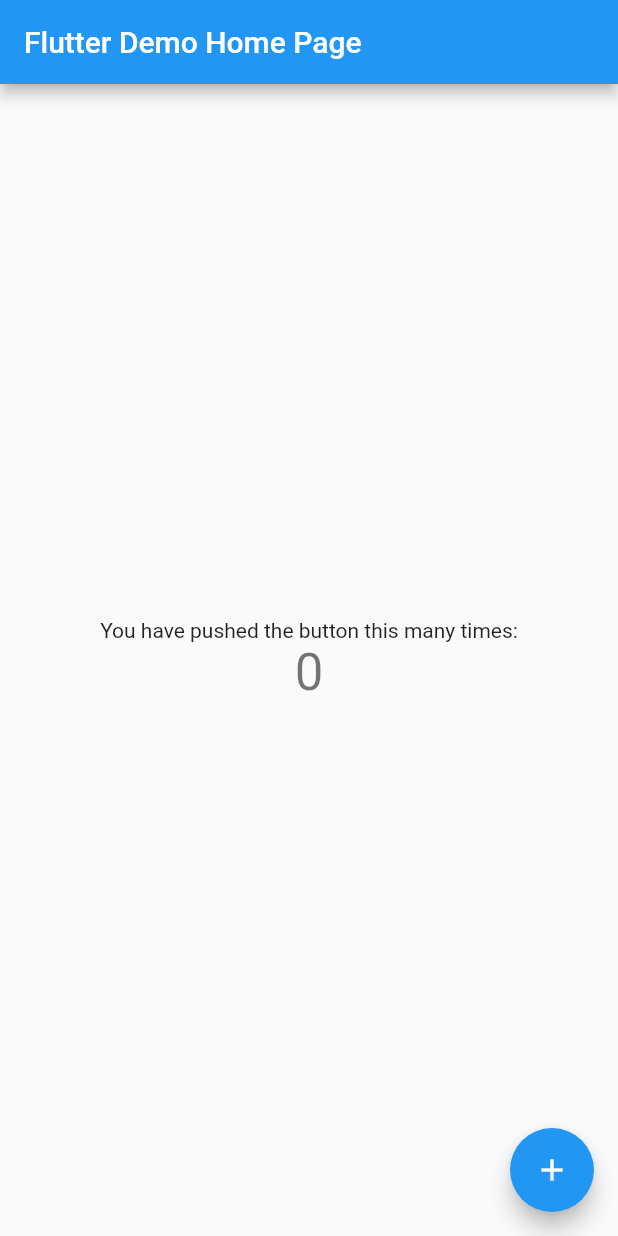
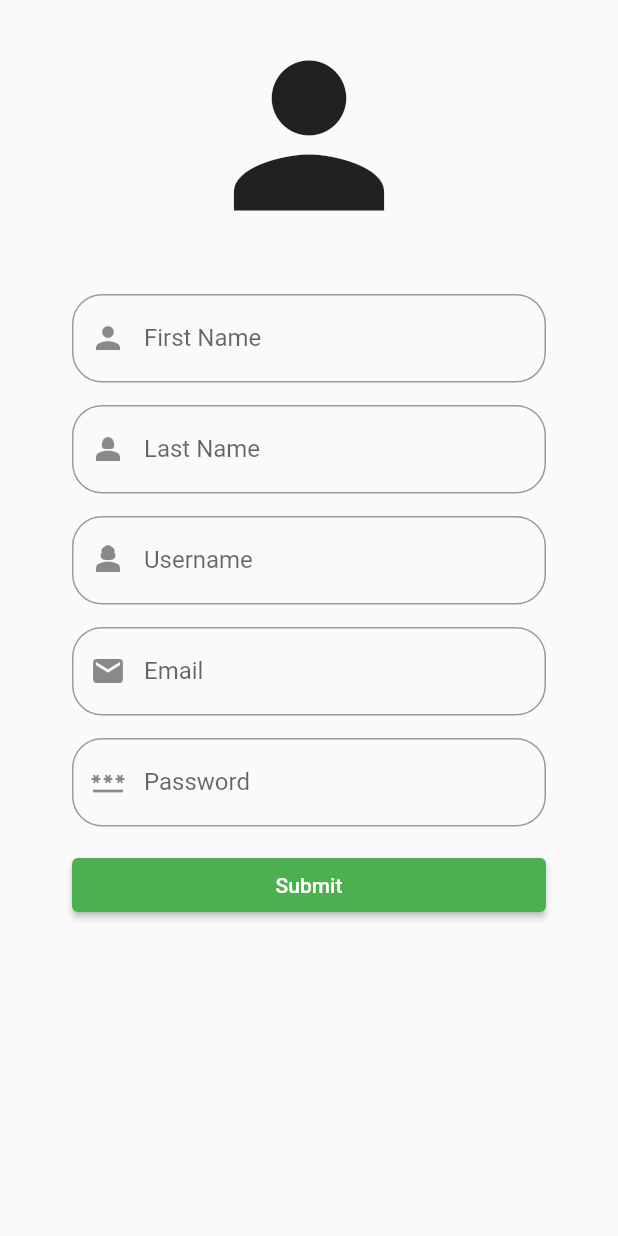
Before and after one commit to ryanpujo/RPChatter, a Flutter app: the screen it shows after launch, on a phone screen of 412 x 824 dp. Run offline on Flutter 3.47's test engine with Material 2 defaults, Android fonts, the phone set to English and light mode, and no system bars; our stand-ins replace bloc, dartz, dio, flutter_bloc, freezed_annotation, get_it.

Commit message:
creating user register form widget and testing user register feature it works fine, well at least for now

```diff
--- /dev/null
+++ b/lib/init.dart
@@ -0,0 +1,16 @@
+import 'package:dio/dio.dart';
+import 'package:get_it/get_it.dart';
+import 'package:ryan_pujo_app/user/infrastructure/datasource/user_remote_datasource.dart';
+import 'package:ryan_pujo_app/user/infrastructure/datasource/user_remote_datasource_contract.dart';
+import 'package:ryan_pujo_app/user/infrastructure/repository/user_repo.dart';
+import 'package:ryan_pujo_app/user/infrastructure/repository/user_repo_contract.dart';
+
+final locator = GetIt.instance;
+void init() {
+  locator.registerLazySingleton<Dio>(() => Dio());
+  locator.registerLazySingleton<UserRemoteDatasourceContract>(
+      () => UserRemoteDatasource(locator()));
+
+  locator.registerLazySingleton<UserRepositoryContract>(
+      () => UserRepo(remmoteDatasource: locator()));
+}
--- a/lib/main.dart
+++ b/lib/main.dart
@@ -1,6 +1,13 @@
 import 'package:flutter/material.dart';
+import 'package:flutter_bloc/flutter_bloc.dart';
+import 'package:ryan_pujo_app/init.dart';
+import 'package:ryan_pujo_app/user/application/bloc/user_bloc_bloc.dart';
+import 'package:ryan_pujo_app/user/infrastructure/repository/user_repo_contract.dart';
+import 'package:ryan_pujo_app/user/presentation/pages/homepage.dart';
 
 void main() {
+  WidgetsFlutterBinding.ensureInitialized();
+  init();
   runApp(const MyApp());
 }
 
@@ -13,103 +20,13 @@
     return MaterialApp(
       title: 'Flutter Demo',
       theme: ThemeData(
-        // This is the theme of your application.
-        //
-        // Try running your application with "flutter run". You'll see the
-        // application has a blue toolbar. Then, without quitting the app, try
-        // changing the primarySwatch below to Colors.green and then invoke
-        // "hot reload" (press "r" in the console where you ran "flutter run",
-        // or simply save your changes to "hot reload" in a Flutter IDE).
-        // Notice that the counter didn't reset back to zero; the application
         // is not restarted.
         primarySwatch: Colors.blue,
       ),
-      home: const MyHomePage(title: 'Flutter Demo Home Page'),
+      home: BlocProvider(
+        create: (context) => UserBlocBloc(locator<UserRepositoryContract>()),
+        child: Homepage(),
+      ),
     );
   }
 }
-
-class MyHomePage extends StatefulWidget {
-  const MyHomePage({super.key, required this.title});
-
-  // This widget is the home page of your application. It is stateful, meaning
-  // that it has a State object (defined below) that contains fields that affect
-  // how it looks.
-
-  // This class is the configuration for the state. It holds the values (in this
-  // case the title) provided by the parent (in this case the App widget) and
-  // used by the build method of the State. Fields in a Widget subclass are
-  // always marked "final".
-
-  final String title;
-
-  @override
-  State<MyHomePage> createState() => _MyHomePageState();
-}
-
-class _MyHomePageState extends State<MyHomePage> {
-  int _counter = 0;
-
-  void _incrementCounter() {
-    setState(() {
-      // This call to setState tells the Flutter framework that something has
-      // changed in this State, which causes it to rerun the build method below
-      // so that the display can reflect the updated values. If we changed
-      // _counter without calling setState(), then the build method would not be
-      // called again, and so nothing would appear to happen.
-      _counter++;
-    });
-  }
-
-  @override
-  Widget build(BuildContext context) {
-    // This method is rerun every time setState is called, for instance as done
-    // by the _incrementCounter method above.
-    //
-    // The Flutter framework has been optimized to make rerunning build methods
-    // fast, so that you can just rebuild anything that needs updating rather
-    // than having to individually change instances of widgets.
-    return Scaffold(
-      appBar: AppBar(
-        // Here we take the value from the MyHomePage object that was created by
-        // the App.build method, and use it to set our appbar title.
-        title: Text(widget.title),
-      ),
-      body: Center(
-        // Center is a layout widget. It takes a single child and positions it
-        // in the middle of the parent.
-        child: Column(
-          // Column is also a layout widget. It takes a list of children and
-          // arranges them vertically. By default, it sizes itself to fit its
-          // children horizontally, and tries to be as tall as its parent.
-          //
-          // Invoke "debug painting" (press "p" in the console, choose the
-          // "Toggle Debug Paint" action from the Flutter Inspector in Android
-          // Studio, or the "Toggle Debug Paint" command in Visual Studio Code)
-          // to see the wireframe for each widget.
-          //
-          // Column has various properties to control how it sizes itself and
-          // how it positions its children. Here we use mainAxisAlignment to
-          // center the children vertically; the main axis here is the vertical
-          // axis because Columns are vertical (the cross axis would be
-          // horizontal).
-          mainAxisAlignment: MainAxisAlignment.center,
-          children: <Widget>[
-            const Text(
-              'You have pushed the button this many times:',
-            ),
-            Text(
-              '$_counter',
-              style: Theme.of(context).textTheme.headlineMedium,
-            ),
-          ],
-        ),
-      ),
-      floatingActionButton: FloatingActionButton(
-        onPressed: _incrementCounter,
-        tooltip: 'Increment',
-        child: const Icon(Icons.add),
-      ), // This trailing comma makes auto-formatting nicer for build methods.
-    );
-  }
-}
--- a/lib/user/application/bloc/user_bloc_bloc.dart
+++ b/lib/user/application/bloc/user_bloc_bloc.dart
@@ -8,15 +8,16 @@
 class UserBlocBloc extends Bloc<UserBlocEvent, UserBlocState> {
   UserBlocBloc(this.repository)
       : super(const UserBlocState.initialState(user: null, users: [])) {
-    on<UserBlocEvent>((event, emit) {
-      event.map(
-        register: (event) async => _registerUser(event, emit),
+    on<UserBlocEvent>((event, emit) async {
+      await event.map(
+        register: (event) async => await _registerUser(event, emit),
       );
     });
   }
   final UserRepositoryContract repository;
 
-  void _registerUser(RegisterEvent event, Emitter<UserBlocState> emit) async {
+  Future<void> _registerUser(
+      RegisterEvent event, Emitter<UserBlocState> emit) async {
     emit(UserBlocState.loadingState(user: state.user, users: state.users));
     final failureOrSuccess =
         await repository.registerUser(UserDto.fromDomain(event.user));
--- a/lib/user/application/bloc/user_bloc_state.dart
+++ b/lib/user/application/bloc/user_bloc_state.dart
@@ -6,9 +6,6 @@
 
 @freezed
 class UserBlocState with _$UserBlocState {
-  const UserBlocState._();
-  const factory UserBlocState({User? user, required List<User> users}) =
-      _UserBlocState;
   const factory UserBlocState.initialState(
       {User? user, required List<User> users}) = InitialState;
   const factory UserBlocState.loadingState(
--- a/lib/user/domain/user.dart
+++ b/lib/user/domain/user.dart
@@ -4,6 +4,7 @@
 
 @freezed
 class User with _$User {
+  const User._();
   const factory User({
     required String fName,
     required String lName,
--- a/lib/user/infrastructure/datasource/user_remote_datasource.dart
+++ b/lib/user/infrastructure/datasource/user_remote_datasource.dart
@@ -14,7 +14,7 @@
 
   @override
   Future<int> registerUser(UserDto user) async {
-    String uri = "localhost:4001/user";
+    String uri = "http://10.0.2.2:4001/user";
     try {
       final res = await _dio.post(uri, data: user.toJson());
       Map<String, dynamic> result;
--- a/lib/user/infrastructure/repository/user_repo.dart
+++ b/lib/user/infrastructure/repository/user_repo.dart
@@ -12,7 +12,7 @@
 class UserRepo implements UserRepositoryContract {
   final UserRemoteDatasourceContract _remmoteDatasource;
 
-  UserRepo({required remmoteDatasource})
+  UserRepo({required UserRemoteDatasourceContract remmoteDatasource})
       : _remmoteDatasource = remmoteDatasource;
 
   @override
--- a/lib/user/infrastructure/user_dto.dart
+++ b/lib/user/infrastructure/user_dto.dart
@@ -12,7 +12,7 @@
     required String username,
     required String email,
     required String password,
-  }) = __UserDto;
+  }) = _UserDto;
 
   factory UserDto.fromJson(Map<String, dynamic> json) =>
       _$UserDtoFromJson(json);
--- /dev/null
+++ b/lib/user/presentation/models/user_form.dart
@@ -0,0 +1,15 @@
+import 'package:freezed_annotation/freezed_annotation.dart';
+
+part 'user_form.freezed.dart';
+
+@freezed
+class UserForm with _$UserForm {
+  const UserForm._();
+  const factory UserForm.form({
+    String? fName,
+    String? lName,
+    String? username,
+    String? email,
+    String? password,
+  }) = FormUser;
+}
--- /dev/null
+++ b/lib/user/presentation/pages/homepage.dart
@@ -0,0 +1,39 @@
+// ignore_for_file: must_be_immutable
+
+import 'package:flutter/material.dart';
+import 'package:flutter_bloc/flutter_bloc.dart';
+import 'package:ryan_pujo_app/user/application/bloc/user_bloc_bloc.dart';
+import 'package:ryan_pujo_app/user/application/bloc/user_bloc_state.dart';
+
+import '../widgets/user_register_form.dart';
+
+class Homepage extends StatelessWidget {
+  const Homepage({super.key});
+
+  @override
+  Widget build(BuildContext context) {
+    return Scaffold(
+      body: SingleChildScrollView(
+        child: SafeArea(
+          child: BlocBuilder<UserBlocBloc, UserBlocState>(
+            builder: (context, state) {
+              late Widget stateMessage;
+              state.map(
+                failureState: (value) =>
+                    stateMessage = const Text("failed to register"),
+                initialState: (value) => stateMessage = const Text(""),
+                loadedState: (value) =>
+                    stateMessage = const Text("Succesfully Registered"),
+                loadingState: (value) =>
+                    stateMessage = const CircularProgressIndicator(),
+              );
+              return UserRegisterForm(
+                warningMessage: stateMessage,
+              );
+            },
+          ),
+        ),
+      ),
+    );
+  }
+}
--- /dev/null
+++ b/lib/user/presentation/widgets/custom_text_form_field.dart
@@ -0,0 +1,27 @@
+import 'package:flutter/material.dart';
+
+class CustomTextFormField extends StatelessWidget {
+  const CustomTextFormField({
+    super.key,
+    required this.label,
+    required this.icon,
+    required this.onSaved,
+  });
+
+  final String label;
+  final Icon icon;
+  final Function(String? value) onSaved;
+  @override
+  Widget build(BuildContext context) {
+    return TextFormField(
+      decoration: InputDecoration(
+        label: Text(label),
+        border: const OutlineInputBorder(
+          borderRadius: BorderRadius.all(Radius.circular(20.0)),
+        ),
+        prefixIcon: icon,
+      ),
+      onSaved: onSaved,
+    );
+  }
+}
--- /dev/null
+++ b/lib/user/presentation/widgets/user_register_form.dart
@@ -0,0 +1,119 @@
+// ignore_for_file: must_be_immutable
+
+import 'package:flutter/material.dart';
+import 'package:flutter_bloc/flutter_bloc.dart';
+
+import '../../application/bloc/user_bloc_bloc.dart';
+import '../../application/bloc/user_bloc_event.dart';
+import '../../domain/user.dart';
+import '../models/user_form.dart';
+import 'custom_text_form_field.dart';
+
+class UserRegisterForm extends StatelessWidget {
+  UserRegisterForm({
+    super.key,
+    required this.warningMessage,
+  });
+
+  var form = const UserForm.form();
+  final _formKey = GlobalKey<FormState>();
+  final Widget warningMessage;
+  @override
+  Widget build(BuildContext context) {
+    return Form(
+      key: _formKey,
+      child: Padding(
+        padding: const EdgeInsets.symmetric(horizontal: 48),
+        child: Column(
+          mainAxisAlignment: MainAxisAlignment.center,
+          crossAxisAlignment: CrossAxisAlignment.stretch,
+          children: [
+            const SizedBox(
+              height: 15,
+            ),
+            const Icon(
+              Icons.person,
+              size: 150.0,
+            ),
+            Center(child: warningMessage),
+            const SizedBox(
+              height: 15,
+            ),
+            CustomTextFormField(
+              label: "First Name",
+              icon: const Icon(Icons.person),
+              onSaved: (value) {
+                form = form.copyWith(fName: value);
+              },
+            ),
+            const SizedBox(
+              height: 15,
+            ),
+            CustomTextFormField(
+              label: "Last Name",
+              icon: const Icon(Icons.person_2),
+              onSaved: (value) {
+                form = form.copyWith(lName: value);
+              },
+            ),
+            const SizedBox(
+              height: 15,
+            ),
+            CustomTextFormField(
+              label: "Username",
+              icon: const Icon(Icons.person_3),
+              onSaved: (value) {
+                form = form.copyWith(username: value);
+              },
+            ),
+            const SizedBox(
+              height: 15,
+            ),
+            CustomTextFormField(
+              label: "Email",
+              icon: const Icon(Icons.mail),
+              onSaved: (value) {
+                form = form.copyWith(email: value);
+              },
+            ),
+            const SizedBox(
+              height: 15,
+            ),
+            CustomTextFormField(
+              label: "Password",
+              icon: const Icon(Icons.password),
+              onSaved: (value) {
+                form = form.copyWith(password: value);
+              },
+            ),
+            const SizedBox(
+              height: 15,
+            ),
+            ElevatedButton(
+              style: ButtonStyle(
+                backgroundColor: MaterialStateProperty.resolveWith((states) {
+                  if (states.contains(MaterialState.pressed)) {
+                    return Colors.blue;
+                  }
+                  return Colors.green;
+                }),
+              ),
+              onPressed: () {
+                _formKey.currentState?.save();
+                final user = User(
+                  fName: form.fName!,
+                  lName: form.lName!,
+                  username: form.username!,
+                  email: form.email!,
+                  password: form.password!,
+                );
+                context.read<UserBlocBloc>().add(UserBlocEvent.register(user));
+              },
+              child: const Text("Submit"),
+            )
+          ],
+        ),
+      ),
+    );
+  }
+}
--- a/pubspec.yaml
+++ b/pubspec.yaml
@@ -45,6 +45,7 @@
   json_annotation: ^4.8.0
   flutter_bloc: ^8.1.2
   bloc: ^8.1.1
+  get_it: ^7.2.0
 
 dev_dependencies:
   flutter_test:
```
Also changed, not shown: lib/user/application/bloc/user_bloc_state.freezed.dart, lib/user/domain/user.freezed.dart, lib/user/infrastructure/user_dto.freezed.dart, lib/user/infrastructure/user_dto.g.dart, lib/user/presentation/models/user_form.freezed.dart (added), pubspec.lock, 1 other file.
